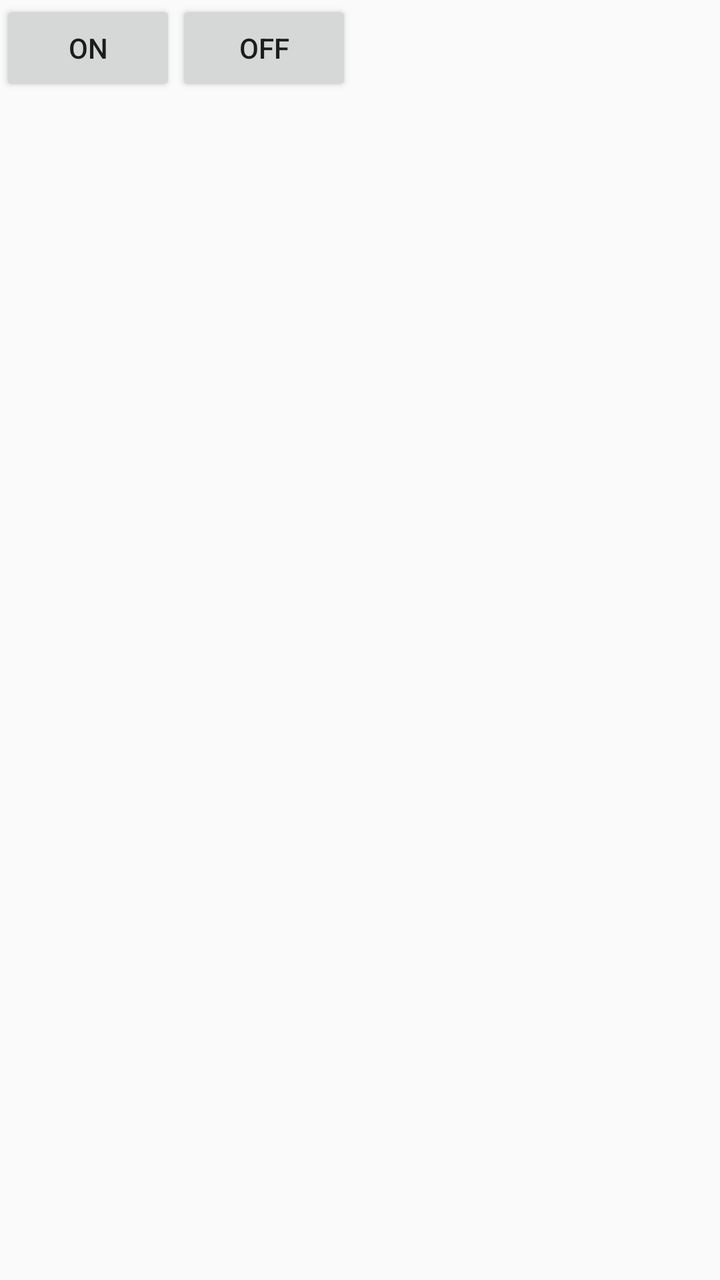
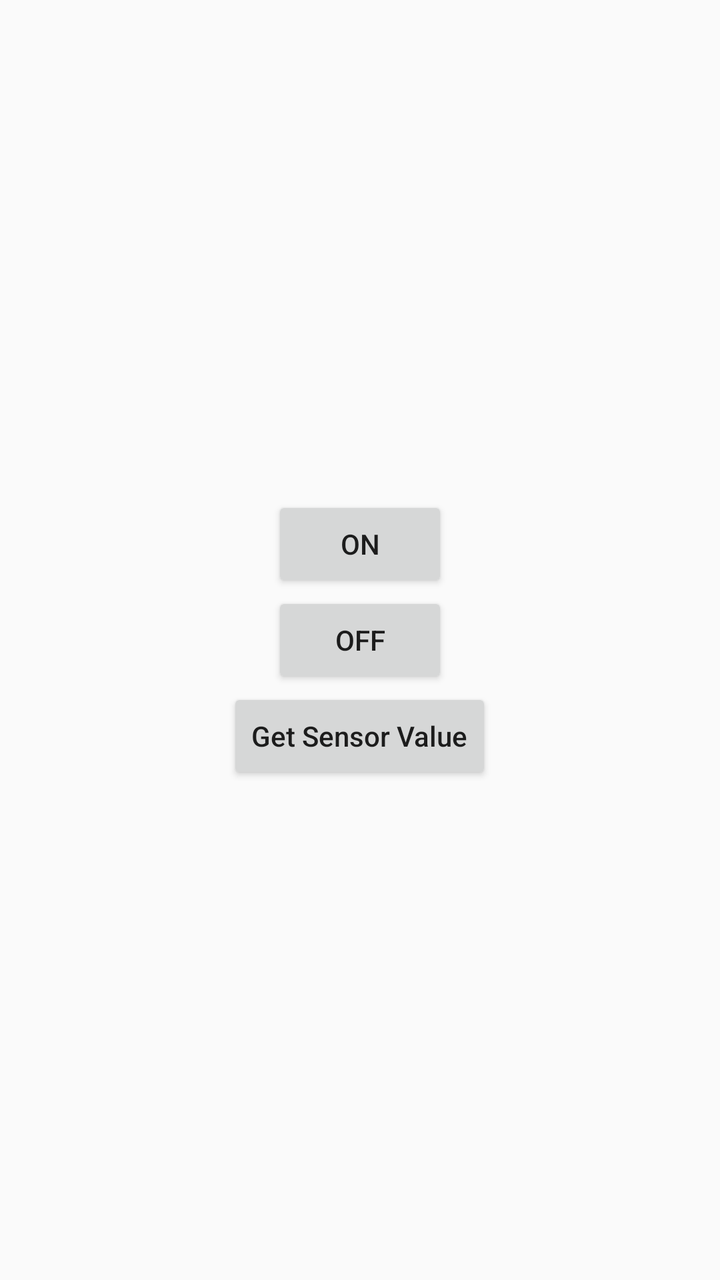

Screens rendered from an Android XML layout before and after an edit, with the pre-edit source and the edit as a unified diff.
<!-- AndroidManifest.xml: application theme AppTheme -->
<!-- res/layout/activity_manual.xml -->
<?xml version="1.0" encoding="utf-8"?>
<LinearLayout xmlns:android="http://schemas.android.com/apk/res/android"
    xmlns:tools="http://schemas.android.com/tools"
    android:layout_width="match_parent"
    android:layout_height="match_parent"
    tools:context=".Manual">

    <Button
        android:id="@+id/on"
        android:layout_width="wrap_content"
        android:layout_height="wrap_content"
        android:text="ON" />

    <Button
        android:id="@+id/off"
        android:layout_width="wrap_content"
        android:layout_height="wrap_content"
        android:text="off"/>

</LinearLayout>
<!-- resources referenced by this layout -->
<resources>
  <style name="AppTheme" parent="Theme.AppCompat.Light.DarkActionBar">
          
          <item name="colorPrimary">@color/colorPrimary</item>
          <item name="colorPrimaryDark">@color/colorPrimaryDark</item>
          <item name="colorAccent">@color/colorAccent</item>
      </style>
  <color name="colorPrimary">#3F51B5</color>
  <color name="colorPrimaryDark">#303F9F</color>
  <color name="colorAccent">#000</color>
</resources>

<!-- the commit's change to res/layout/activity_manual.xml (unified diff, before → after) -->
@@ -3,6 +3,8 @@
     xmlns:tools="http://schemas.android.com/tools"
     android:layout_width="match_parent"
     android:layout_height="match_parent"
+    android:orientation="vertical"
+    android:gravity="center"
     tools:context=".Manual">
 
     <Button
@@ -17,4 +19,12 @@
         android:layout_height="wrap_content"
         android:text="off"/>
 
+    <Button
+        android:id="@+id/get"
+        android:layout_width="wrap_content"
+        android:layout_height="wrap_content"
+        android:text="Get Sensor Value"
+        android:textAllCaps="false"/>
+
+
 </LinearLayout>
